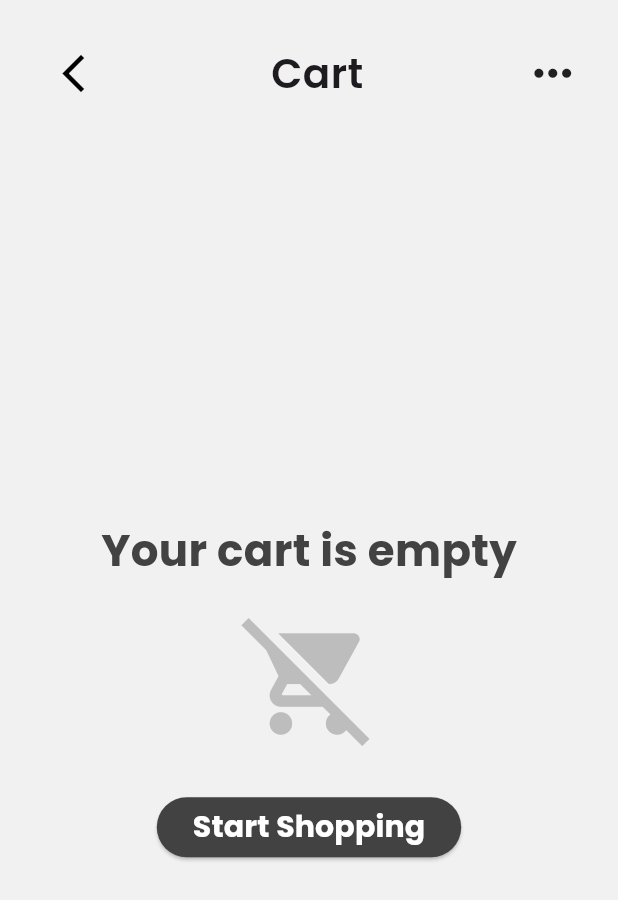
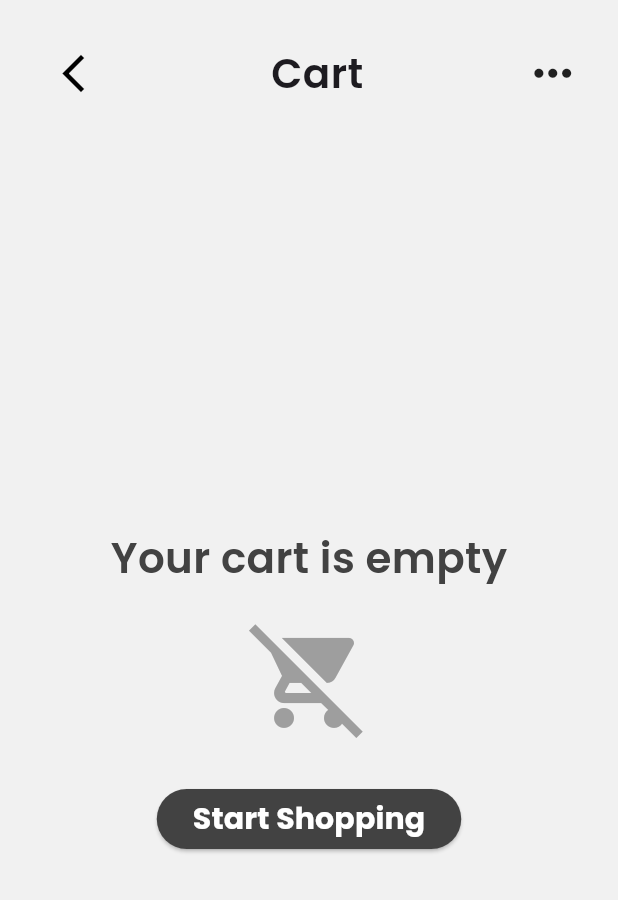
Before and after one commit to citruspunch/Obsessed-App, a Flutter app: the screen it shows after launch, item 4 of the bottom bar chosen, on a phone screen of 412 x 824 dp. Shown: the top 900 px of the screen. Run offline on Flutter 3.47's test engine with Material 3 defaults, Android fonts, the phone set to English and light mode, and no system bars; our stand-ins replace carousel_slider, feather_icons, flutter_dotenv, google_fonts, rive, smooth_star_rating_null_safety and 1 more; accounts and stored records are empty; network calls fail.

Commit message:
Add cities API URL constant and email validation function - Add citiesApiUrl constant to store the URL for the cities API - Implement a validateEmail function to validate email addresses using a regular expression

```diff
--- a/lib/src/core/constants/constants.dart
+++ b/lib/src/core/constants/constants.dart
@@ -5,3 +5,7 @@ const int firstNonUsableItem = 4;
 const int lastNonUsableItem = 14;
 const String countriesApiUrl = 'https://countriesnow.space/api/v0.1/countries/capital';
 const String citiesApiUrl = 'https://countriesnow.space/api/v0.1/countries';
+bool validateEmail(String email) {
+  final emailRegex = RegExp(r'^[^@]+@[^@]+\.[^@]+$');
+  return emailRegex.hasMatch(email);
+}
--- a/lib/src/features/Cart/presentation/UI/screens/cart_screen.dart
+++ b/lib/src/features/Cart/presentation/UI/screens/cart_screen.dart
@@ -1,12 +1,11 @@
 import 'package:flutter/material.dart';
-import 'package:google_fonts/google_fonts.dart';
 import 'package:obsessed_app/src/features/cart/presentation/UI/widgets/cart_body.dart';
 import 'package:obsessed_app/src/features/cart/presentation/UI/widgets/cart_footer.dart';
 import 'package:obsessed_app/src/features/cart/presentation/UI/widgets/cart_header.dart';
 import 'package:obsessed_app/src/features/cart/domain/entities/cart_item.dart';
 import 'package:obsessed_app/src/features/cart/presentation/UI/widgets/cart_title.dart';
+import 'package:obsessed_app/src/features/cart/presentation/UI/widgets/no_products_widget.dart';
 import 'package:obsessed_app/src/features/cart/presentation/providers/cart_provider.dart';
-import 'package:obsessed_app/src/features/home/presentation/UI/screens/home.dart';
 import 'package:obsessed_app/src/features/product_detail/presentation/UI/widgets/return_to_home_button.dart';
 import 'package:provider/provider.dart';
 
@@ -63,56 +62,7 @@ class CartScreen extends StatelessWidget {
               child: CartFooter(totalPrice: cart.totalPrice),
             )
           else
-            Center(
-              child: Column(
-                mainAxisAlignment: MainAxisAlignment.center,
-                children: [
-                  Text(
-                    'Your cart is empty',
-                    style: GoogleFonts.poppins(
-                      fontSize: 29,
-                      fontWeight: FontWeight.bold,
-                      color: Colors.grey.shade800,
-                    ),
-                  ),
-                  const SizedBox(height: 20),
-                  Icon(
-                    Icons.remove_shopping_cart,
-                    size: 90,
-                    color: Colors.grey.shade400,
-                  ),
-                  const SizedBox(height: 30),
-                  ElevatedButton(
-                    onPressed: () {
-                      Navigator.of(context).pushAndRemoveUntil(
-                        PageRouteBuilder(
-                          pageBuilder: (context, animation, secondaryAnimation) => const Home(),
-                          transitionsBuilder: (context, animation, secondaryAnimation, child) {
-                            return FadeTransition(
-                              opacity: animation,
-                              child: child,
-                            );
-                          },
-                          transitionDuration: const Duration(milliseconds: 300),
-                        ),
-                        (Route<dynamic> route) => false,
-                      );
-                    },
-                    style: ElevatedButton.styleFrom(
-                      backgroundColor: Colors.grey.shade800,
-                      foregroundColor: Colors.white,
-                    ),
-                    child: Text(
-                      'Start Shopping',
-                      style: GoogleFonts.poppins(
-                        fontWeight: FontWeight.bold,
-                        fontSize: 20,
-                      ),
-                    ),
-                  ),
-                ],
-              ),
-            )
+            const NoProductsWidget(backToHome: true, text: 'Your cart is empty')
         ],
       ),
     );
--- /dev/null
+++ b/lib/src/features/Cart/presentation/UI/widgets/no_products_widget.dart
@@ -0,0 +1,71 @@
+import 'package:flutter/material.dart';
+import 'package:google_fonts/google_fonts.dart';
+import 'package:obsessed_app/src/features/home/presentation/UI/screens/home.dart';
+
+class NoProductsWidget extends StatelessWidget {
+  final bool backToHome;
+  final String text;
+  final String subtitle;
+
+  const NoProductsWidget({
+    super.key,
+    required this.backToHome,
+    required this.text,
+    this.subtitle = 'Start Shopping',
+  });
+
+  @override
+  Widget build(BuildContext context) {
+    return Center(
+      child: Column(
+        mainAxisAlignment: MainAxisAlignment.center,
+        children: [
+          Text(
+            text,
+            style: GoogleFonts.poppins(
+              fontSize: 28,
+              fontWeight: FontWeight.w600,
+              color: Colors.grey.shade800,
+            ),
+          ),
+          const SizedBox(height: 20),
+          Icon(
+            Icons.remove_shopping_cart,
+            size: 80,
+            color: Colors.grey.shade500,
+          ),
+          const SizedBox(height: 30),
+          if (backToHome)
+            ElevatedButton(
+              onPressed: () {
+                Navigator.of(context).pushAndRemoveUntil(
+                    PageRouteBuilder(
+                      pageBuilder: (context, animation, secondaryAnimation) => const Home(),
+                      transitionsBuilder: (context, animation, secondaryAnimation, child) {
+                        return FadeTransition(
+                          opacity: animation,
+                          child: child,
+                        );
+                      },
+                      transitionDuration: const Duration(milliseconds: 300),
+                    ),
+                    (Route<dynamic> route) => false,
+                  );
+              },
+              style: ElevatedButton.styleFrom(
+                backgroundColor: Colors.grey.shade800,
+                foregroundColor: Colors.white,
+              ),
+              child: Text(
+                subtitle,
+                style: GoogleFonts.poppins(
+                  fontWeight: FontWeight.bold,
+                  fontSize: 20,
+                ),
+              ),
+            ),
+        ],
+      ),
+    );
+  }
+}
```
Also changed, not shown: lib/main.dart (+20 -1 lines), lib/src/features/Cart/presentation/UI/widgets/more_options_button.dart (+6 -1 lines).
